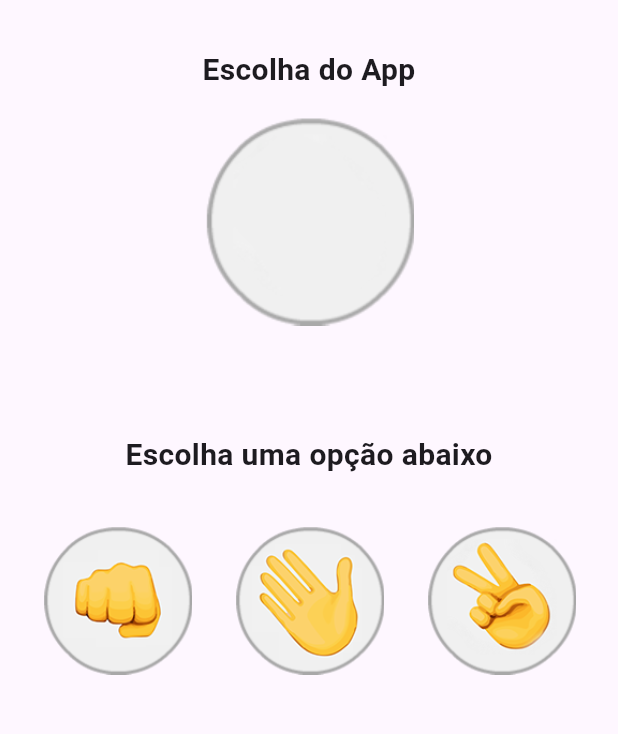
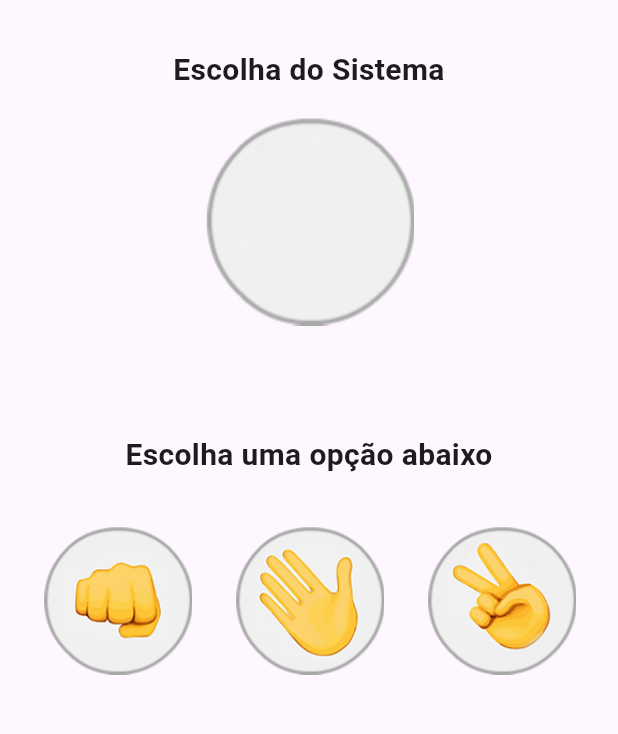
Before and after one commit to Danilo-Taveira/jokenpo, a Flutter app: the screen it shows after launch, on a phone screen of 412 x 824 dp, the part 84-818 px from its top. Run offline on Flutter 3.47's test engine with Material 3 defaults, Android fonts, the phone set to English and light mode, and no system bars.

Commit message:
mudança de título

```diff
--- a/lib/Jogo.dart
+++ b/lib/Jogo.dart
@@ -76,7 +76,7 @@ class _JogoState extends State<Jogo> {
           const Padding(
             padding: EdgeInsets.only(top: 32, bottom: 16),
             child: Text(
-              'Escolha do App',
+              'Escolha do Sistema',
               textAlign: TextAlign.center,
               style: TextStyle(
                 fontSize: 20,
```
